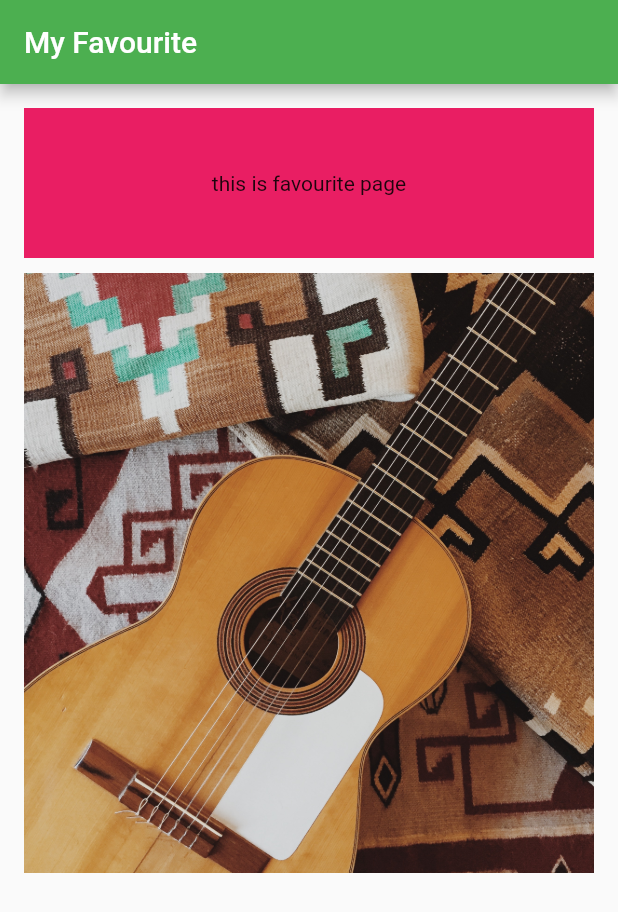
After one commit to Kerandangol09/flutter_project3, a Flutter app: the screen it shows after launch, after a tap on "Login", after a tap on the "favorite" icon, on a phone screen of 412 x 824 dp. The commit adds this screen. Shown: the top 912 px of the screen. Run offline on Flutter 3.47's test engine with Material 2 defaults, Android fonts, the phone set to English and light mode, and no system bars.

Commit message:
first commit

```diff
--- /dev/null
+++ b/lib/fav.dart
@@ -0,0 +1,40 @@
+import 'package:flutter/material.dart';
+
+class FavPage extends StatelessWidget {
+  final TextStyle textStyle = TextStyle(
+    fontSize: 16.0,
+    color: Colors.white
+
+  );
+  @override
+  Widget build(BuildContext context) {
+    return Scaffold(
+      appBar: AppBar(
+        title: Text("My Favourite"),
+      ),
+      body: ListView(
+        physics: BouncingScrollPhysics(),
+        padding:EdgeInsets.all(16.0),
+        children: <Widget>[
+          Container(
+            height: 100,
+            color: Colors.pink,
+            child: Center(child: Text("this is favourite page"),),
+          ),
+          SizedBox(height: 10.0,),
+          Container(
+            height:400,
+            decoration: BoxDecoration(
+              image: DecorationImage(
+                image: AssetImage("assets/b.jpg"),
+                fit: BoxFit.cover
+              )
+            ),
+
+          )
+        ],
+      ),
+
+    );
+  }
+}
--- a/lib/home.dart
+++ b/lib/home.dart
@@ -1,6 +1,7 @@
 import "package:flutter/material.dart";
 import './list.dart';
 import './login.dart';
+import './fav.dart';
 
 
 void main() {
@@ -69,6 +70,11 @@ class _HomeState extends State<Home> {
         child: Icon(Icons.favorite),
         foregroundColor: Colors.red,
         backgroundColor: Colors.black38,
+        onPressed:(){
+          Navigator.pushReplacement(context, MaterialPageRoute(
+            builder: (BuildContext context)=>FavPage()
+          ));
+        },
       ),
     );
   }
@@ -77,11 +83,13 @@ Widget _buildDrawer(BuildContext  context)
 {
   return ListView(children: <Widget>[
 DrawerHeader(
+
   decoration: BoxDecoration(
     color: Colors.lightGreen,
 
   ),
   child: ListView(
+
     children: <Widget>[
       new Text("Welcome"),
 
@@ -107,7 +115,7 @@ ListTile(
   leading: Icon(Icons.list),
   title: Text("List"),
   onTap: (){
-   // Navigator.push(context, rout)
+
     Navigator.pushReplacement(
       context, MaterialPageRoute(
       builder: (BuildContext context)=>ListPage()
--- a/lib/list.dart
+++ b/lib/list.dart
@@ -35,14 +35,17 @@ class _ListPageState extends State<ListPage> {
            ),
           RaisedButton(
             shape:BeveledRectangleBorder(
-              borderRadius: BorderRadius.circular(10.0)
+              borderRadius: BorderRadius.circular(10.0),
+
 
             ),
+
             child: Text("Log Out", style: TextStyle(fontSize:30, color: Colors.redAccent),),
             onPressed:(){
               Navigator.pushReplacement(context, MaterialPageRoute(
                 builder: (BuildContext contex)=>LoginPage()
               ));
+
             } ,
           )
          ],
```
